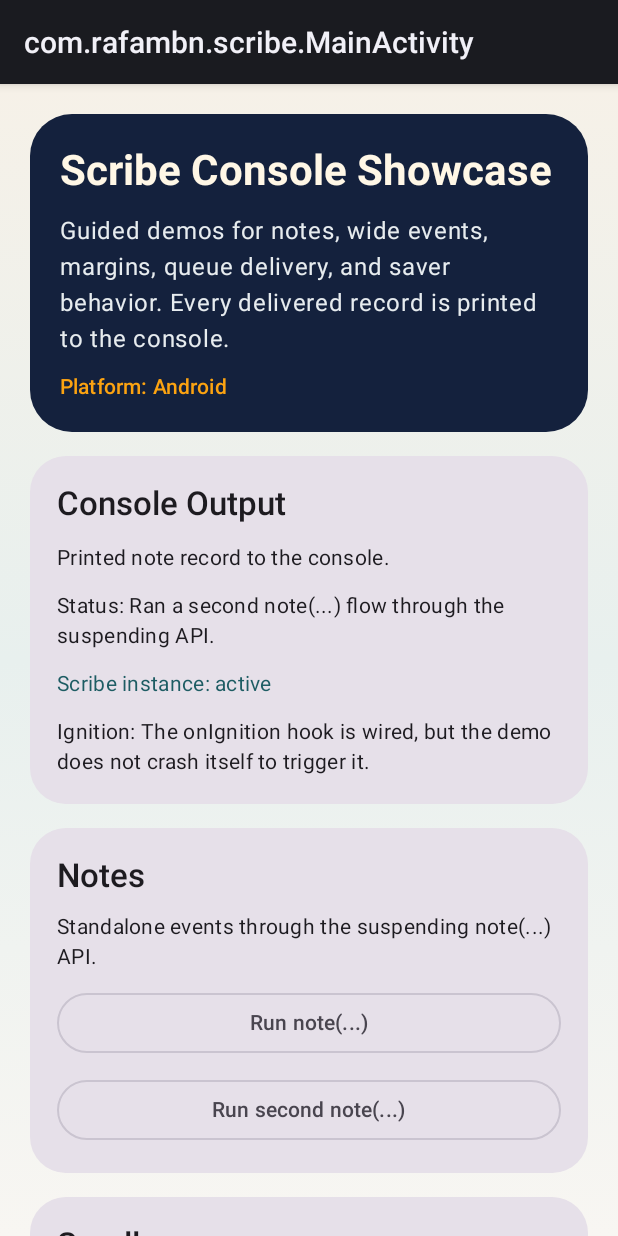
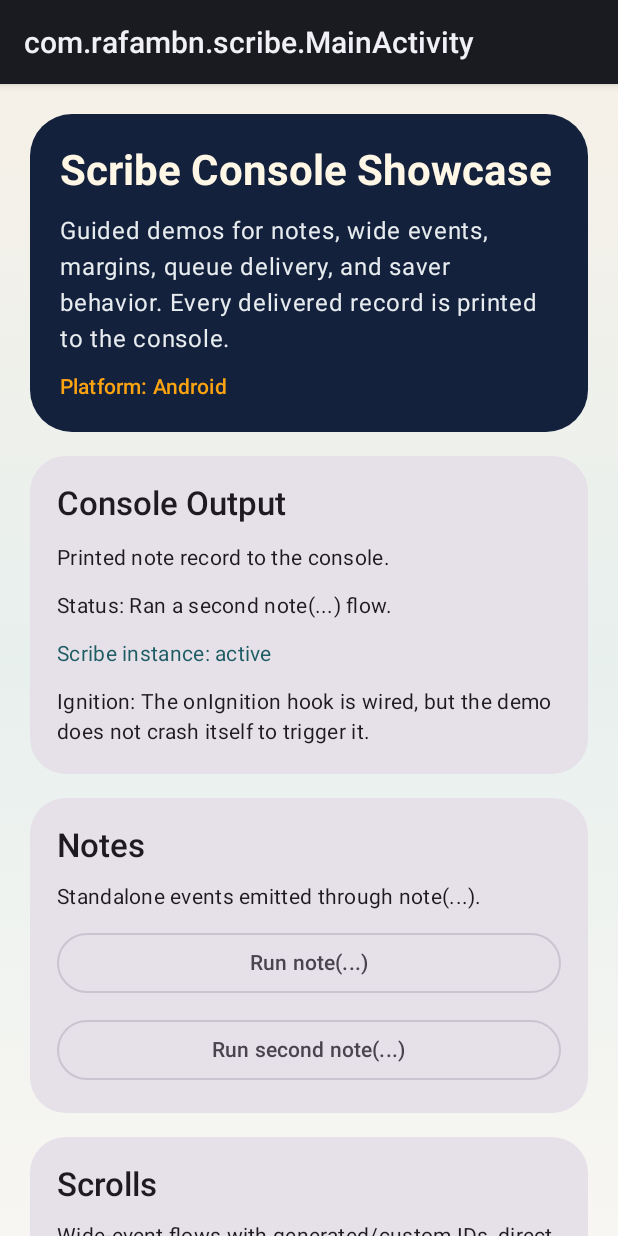
Before and after one commit to rafambn/Scribe, an Android app built with Jetpack Compose: the screen it shows after launch (MainActivity), after a tap on "Run second note(...)", on a phone screen of 412 x 824 dp. Run offline under Robolectric (Android 15) with nearby library versions, the light colour scheme and no system bars; 1 other tap on this screen came first.

Commit message:
Update Scribe API to non-suspending and migrate `testApp` to Gradle

```diff
--- a/testApp/jvmApp/build.gradle.kts
+++ b/testApp/jvmApp/build.gradle.kts
@@ -12,3 +12,9 @@ dependencies {
     implementation(project(":testApp:shared"))
     implementation(compose.desktop.currentOs)
 }
+
+compose.desktop {
+    application {
+        mainClass = "MainKt"
+    }
+}
--- a/testApp/shared/src/commonMain/kotlin/scribe/demo/ui/HomeContent.kt
+++ b/testApp/shared/src/commonMain/kotlin/scribe/demo/ui/HomeContent.kt
@@ -92,7 +92,7 @@ fun HomeContent(
                 )
                 ActionGroup(
                     title = "Notes",
-                    description = "Standalone events through the suspending note(...) API.",
+                    description = "Standalone events emitted through note(...).",
                     buttons = listOf(
                         "Run note(...)" to onRunNoteScenario,
                         "Run second note(...)" to onRunFlingNoteScenario,
--- a/testApp/shared/src/commonMain/kotlin/scribe/demo/ui/HomeViewModel.kt
+++ b/testApp/shared/src/commonMain/kotlin/scribe/demo/ui/HomeViewModel.kt
@@ -67,7 +67,7 @@ class HomeViewModel {
         )
     }
 
-    fun runNoteScenario() = launchScenario("Suspending note demo") {
+    fun runNoteScenario() = launchScenario("Note emission demo") {
         appScribe.note(
             tag = "checkout",
             message = "Started checkout for premium customer",
@@ -79,10 +79,10 @@ class HomeViewModel {
     fun runFlingNoteScenario() = launchScenario("Second note demo") {
         appScribe.note(
             tag = "queue",
-            message = "Queued retry audit event through the suspending API",
+            message = "Queued retry audit event through note(...)",
             level = Urgency.DEBUG,
         )
-        updateStatus("Ran a second note(...) flow through the suspending API.")
+        updateStatus("Ran a second note(...) flow.")
     }
 
     fun runStringTemplateScenario() = launchScenario("String template scroll demo") {
```
Also changed, not shown: 6 other files.
